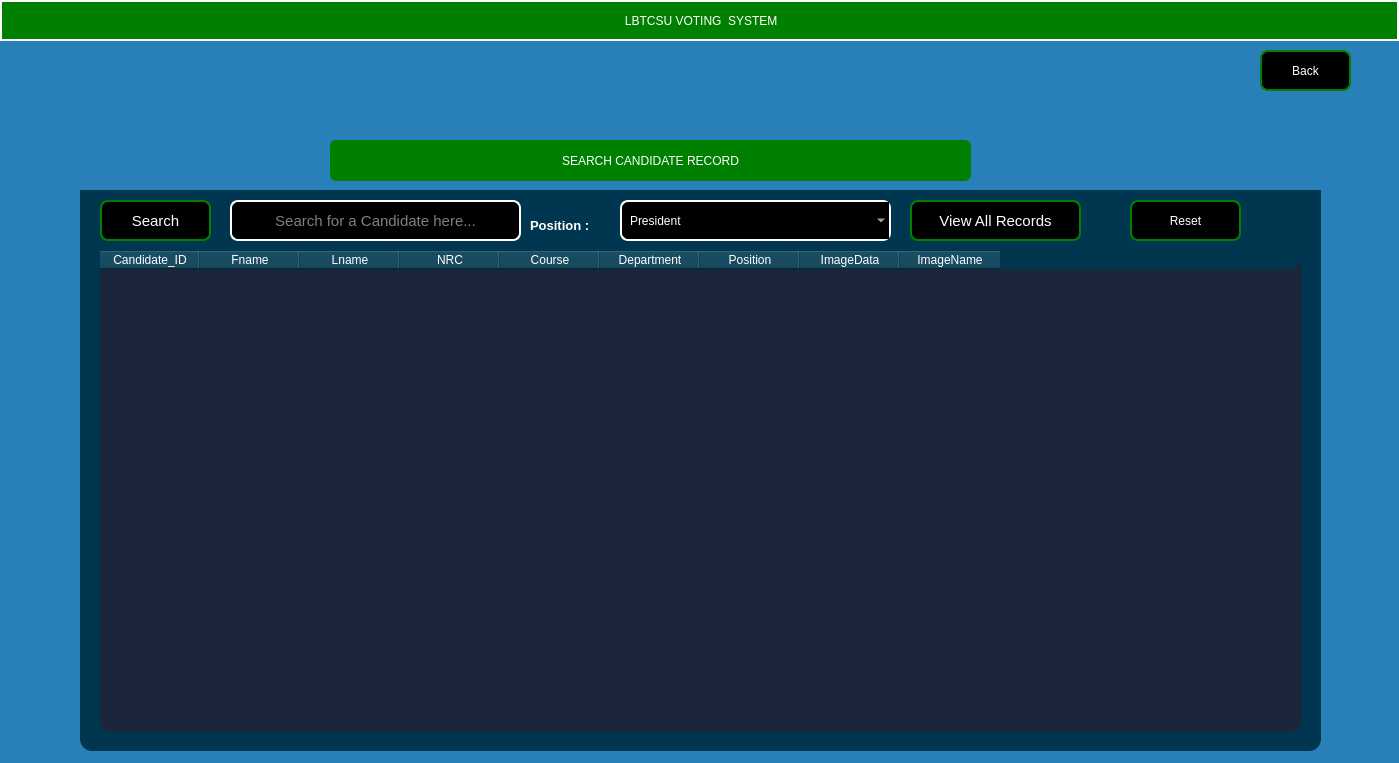
Qt form candidates.ui (Rabsoninnora/LBTCSU) before a commit.
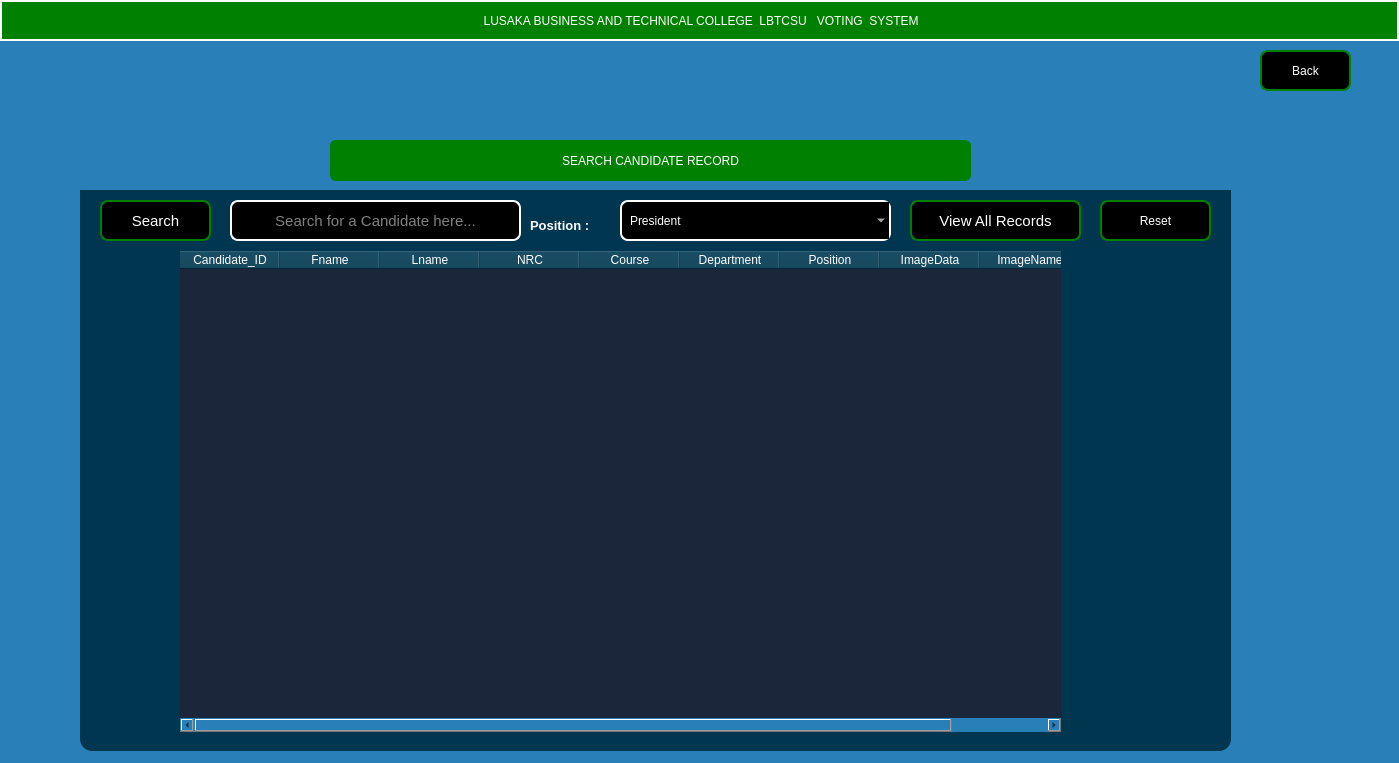
The same form after that commit. Icons and pictures are not drawn.

What changed in the file:
```diff
--- a/candidates.ui
+++ b/candidates.ui
@@ -21,7 +21,7 @@
     <rect>
      <x>80</x>
      <y>190</y>
-     <width>1241</width>
+     <width>1151</width>
      <height>561</height>
     </rect>
    </property>
@@ -255,7 +255,7 @@
    <widget class="QPushButton" name="btn_Reset_Candidate_Search">
     <property name="geometry">
      <rect>
-      <x>1050</x>
+      <x>1020</x>
       <y>10</y>
       <width>111</width>
       <height>41</height>
@@ -286,9 +286,9 @@
    <widget class="QTableWidget" name="tableWidget">
     <property name="geometry">
      <rect>
-      <x>20</x>
+      <x>100</x>
       <y>61</y>
-      <width>1201</width>
+      <width>881</width>
       <height>481</height>
      </rect>
     </property>
@@ -363,7 +363,7 @@
  </string>
    </property>
    <property name="text">
-    <string> LBTCSU VOTING  SYSTEM</string>
+    <string> LUSAKA BUSINESS AND TECHNICAL COLLEGE  LBTCSU   VOTING  SYSTEM</string>
    </property>
   </widget>
   <widget class="QPushButton" name="btn_Candidate_back">
```
